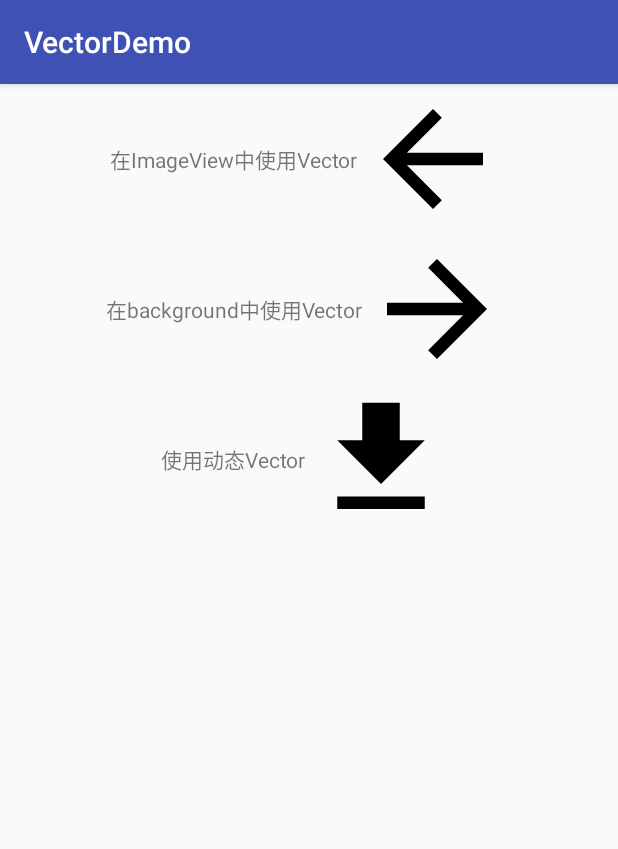
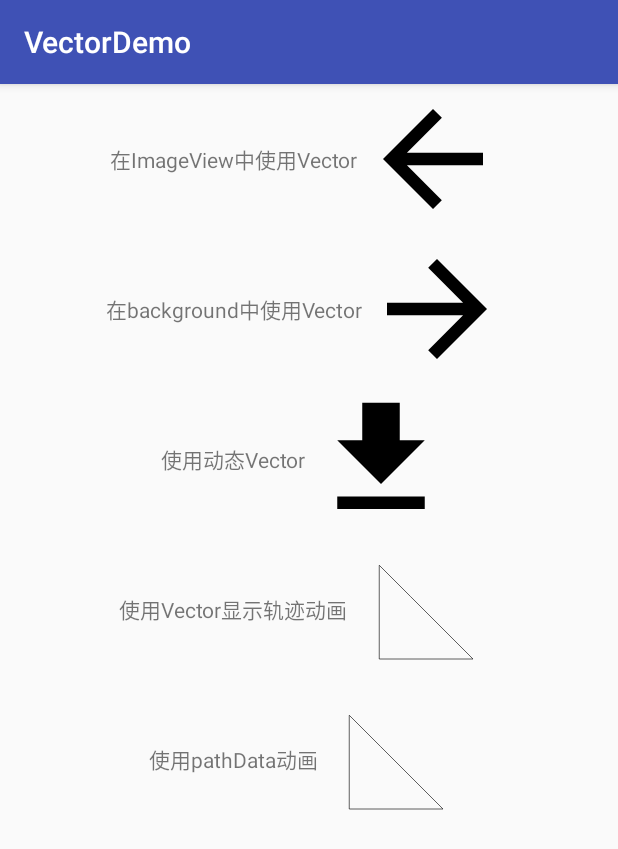
Before and after one commit to loubinfeng2013/VectorDemo, an Android app: the screen it shows after launch (MainActivity), on a phone screen of 412 x 824 dp. Shown: the top 849 px of the screen. Run offline under Robolectric (Android 15) with nearby library versions, the phone set to English and light mode, and no system bars.

Commit message:
path轨迹绘制动画和pathData动画demo 总结完结

```diff
--- a/app/src/main/java/com/loubinfeng/www/vectordemo/MainActivity.java
+++ b/app/src/main/java/com/loubinfeng/www/vectordemo/MainActivity.java
@@ -1,6 +1,7 @@
 package com.loubinfeng.www.vectordemo;
 
 import android.graphics.drawable.Animatable;
+import android.graphics.drawable.AnimatedVectorDrawable;
 import android.graphics.drawable.Drawable;
 import android.os.Bundle;
 import android.support.v7.app.AppCompatActivity;
@@ -16,11 +17,20 @@ public class MainActivity extends AppCompatActivity {
         setContentView(R.layout.activity_main);
     }
 
-    public void handleDownloadAnim(View v) {
+    public void handleAnim(View v) {
         Log.i("info","handleDownloadAnim");
         ImageView imageView = (ImageView) v;
         Drawable drawable = imageView.getDrawable();
         if (drawable instanceof Animatable)
             ((Animatable)drawable).start();
     }
+
+    public void handlePathDataAnim(View v){
+        ImageView imageView = (ImageView) v;
+        AnimatedVectorDrawable drawable = (AnimatedVectorDrawable)getDrawable(R.drawable.checkbox_anim);
+        if (drawable != null){
+            imageView.setImageDrawable(drawable);
+            drawable.start();
+        }
+    }
 }
--- /dev/null
+++ b/app/src/main/res/animator/check_anim.xml
@@ -0,0 +1,9 @@
+<?xml version="1.0" encoding="utf-8"?>
+<objectAnimator xmlns:android="http://schemas.android.com/apk/res/android"
+    android:duration="1500"
+    android:propertyName="pathData"
+    android:valueFrom="M50,50 L50,200 L200,200 L100,100z"
+    android:valueTo="M50,50 L50,200 L200,200 L200,50z"
+    android:valueType="pathType"
+    >
+</objectAnimator>
--- /dev/null
+++ b/app/src/main/res/animator/gou_anim.xml
@@ -0,0 +1,20 @@
+<?xml version="1.0" encoding="utf-8"?>
+<set xmlns:android="http://schemas.android.com/apk/res/android">
+    <objectAnimator
+        android:duration="2000"
+        android:propertyName="trimPathStart"
+        android:repeatMode="reverse"
+        android:valueFrom="1"
+        android:valueTo="0"
+        android:valueType="floatType"
+        />
+
+    <objectAnimator
+        android:duration="2000"
+        android:propertyName="strokeColor"
+        android:repeatMode="reverse"
+        android:valueFrom="#FF000000"
+        android:valueTo="#FFFF0000"
+        android:valueType="intType"
+        />
+</set>
--- /dev/null
+++ b/app/src/main/res/drawable/checkbox_anim.xml
@@ -0,0 +1,9 @@
+<?xml version="1.0" encoding="utf-8"?>
+<animated-vector xmlns:android="http://schemas.android.com/apk/res/android"
+    android:drawable="@drawable/checkbox_no_check">
+
+    <target
+        android:animation="@animator/check_anim"
+        android:name="checkbox"/>
+
+</animated-vector>
--- /dev/null
+++ b/app/src/main/res/drawable/checkbox_no_check.xml
@@ -0,0 +1,11 @@
+<vector xmlns:android="http://schemas.android.com/apk/res/android"
+        android:width="24dp"
+        android:height="24dp"
+        android:viewportWidth="240"
+        android:viewportHeight="240">
+    <path
+        android:name="checkbox"
+        android:strokeColor="#FF000000"
+        android:strokeWidth="1"
+        android:pathData="M50,50 L50,200 L200,200 L100,100z"/>
+</vector>
--- /dev/null
+++ b/app/src/main/res/drawable/gou.xml
@@ -0,0 +1,12 @@
+<vector xmlns:android="http://schemas.android.com/apk/res/android"
+        android:width="24dp"
+        android:height="24dp"
+        android:viewportWidth="240"
+        android:viewportHeight="240">
+    <path
+        android:name="gou"
+        android:strokeColor="#FF000000"
+        android:strokeWidth="1"
+        android:pathData="M50,50 L50,200 L200,200 L100,100z"
+        />
+</vector>
--- /dev/null
+++ b/app/src/main/res/drawable/gou_anim.xml
@@ -0,0 +1,9 @@
+<?xml version="1.0" encoding="utf-8"?>
+<animated-vector xmlns:android="http://schemas.android.com/apk/res/android"
+    android:drawable="@drawable/gou">
+
+    <target
+        android:animation="@animator/gou_anim"
+        android:name="gou"/>
+
+</animated-vector>
--- a/app/src/main/res/layout/activity_main.xml
+++ b/app/src/main/res/layout/activity_main.xml
@@ -62,7 +62,49 @@
                 android:layout_width="100dp"
                 android:layout_height="100dp"
                 app:srcCompat="@drawable/download_anim"
-                android:onClick="handleDownloadAnim"
+                android:onClick="handleAnim"
+                android:clickable="true"/>
+
+        </LinearLayout>
+
+        <LinearLayout
+            android:layout_width="match_parent"
+            android:layout_height="wrap_content"
+            android:gravity="center"
+            android:orientation="horizontal">
+
+            <TextView
+                android:layout_width="wrap_content"
+                android:layout_height="wrap_content"
+                android:text="使用Vector显示轨迹动画"
+                />
+
+            <ImageView
+                android:layout_width="100dp"
+                android:layout_height="100dp"
+                app:srcCompat="@drawable/gou_anim"
+                android:onClick="handleAnim"
+                android:clickable="true"/>
+
+        </LinearLayout>
+
+        <LinearLayout
+            android:layout_width="match_parent"
+            android:layout_height="wrap_content"
+            android:gravity="center"
+            android:orientation="horizontal">
+
+            <TextView
+                android:layout_width="wrap_content"
+                android:layout_height="wrap_content"
+                android:text="使用pathData动画"
+                />
+
+            <ImageView
+                android:layout_width="100dp"
+                android:layout_height="100dp"
+                app:srcCompat="@drawable/checkbox_no_check"
+                android:onClick="handlePathDataAnim"
                 android:clickable="true"/>
 
         </LinearLayout>
```
Also changed, not shown: 1 other file.
